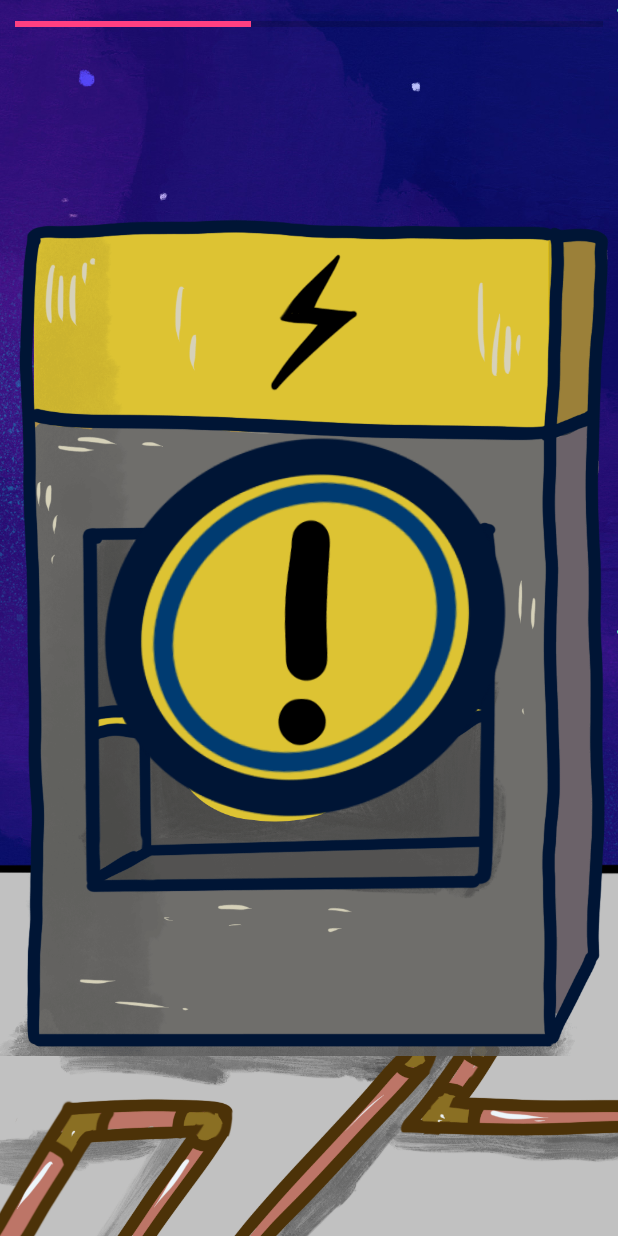
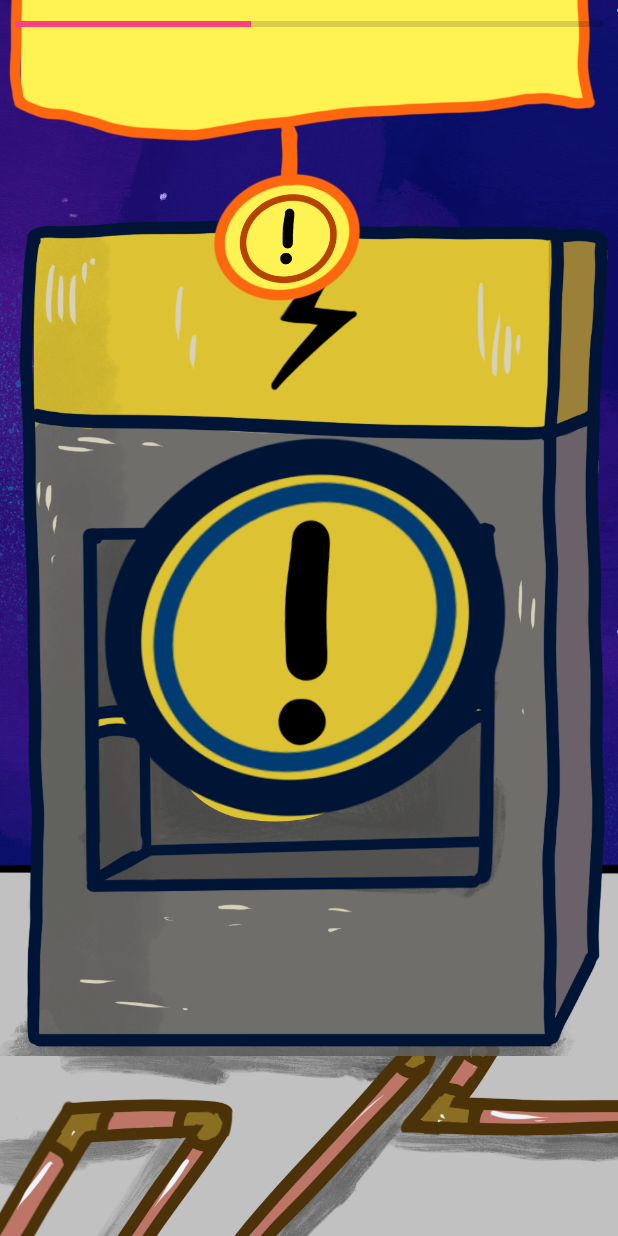
Before and after one commit to kyriakosPet/ggj19game, an Android app: the AFragment screen opened directly, with no data from a screen before it, on a phone screen of 412 x 824 dp. Run offline under Robolectric (Android 15) with nearby library versions, the phone set to English and light mode, and no system bars; our stand-ins replace Firebase (no records; nobody signed in at launch, a user with empty details on screens opened directly); libraries missing offline, so code that uses them is left out: com.antonyt.infiniteviewpager; plain views replace InfiniteViewPager, RoundedHorizontalProgressBar; 1 statement that could not run was skipped.

Commit message:
added raw

```diff
--- a/app/src/main/java/com/sliceofpizza/homegame/activities/OutActivity.kt
+++ b/app/src/main/java/com/sliceofpizza/homegame/activities/OutActivity.kt
@@ -84,6 +84,10 @@ class OutActivity : AppCompatActivity() {
             hited.animate().alpha(0f)
         }
         myRef?.child("health")?.setValue(progress_bar.progress - 10)
+    }
+
+    fun healthUp() {
+        myRef?.child("health")?.setValue(progress_bar.progress + 20)
     }
 
 
--- a/app/src/main/res/layout/fragment_a.xml
+++ b/app/src/main/res/layout/fragment_a.xml
@@ -31,7 +31,7 @@
 
     <ImageView
         android:id="@+id/tenda"
-        android:alpha="0"
+        android:alpha="1"
         android:translationY="-550dp"
         android:layout_width="wrap_content"
         android:layout_height="wrap_content"
```
Also changed, not shown: app/src/main/java/com/sliceofpizza/homegame/outfragments/AFragment.kt (+6 -2 lines), 3 other files.
